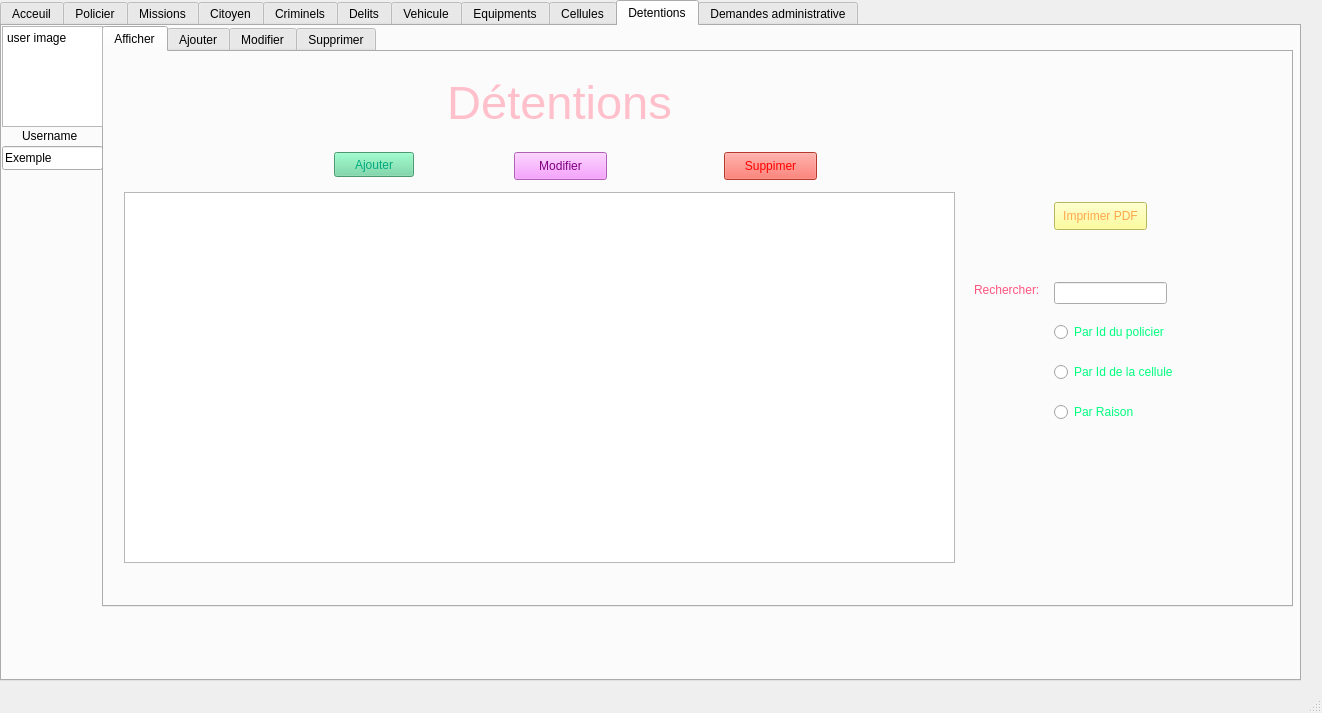
First picture: the form in mainwindow.ui, repository Crystal-Blu/police-station-2A25, before the edit.
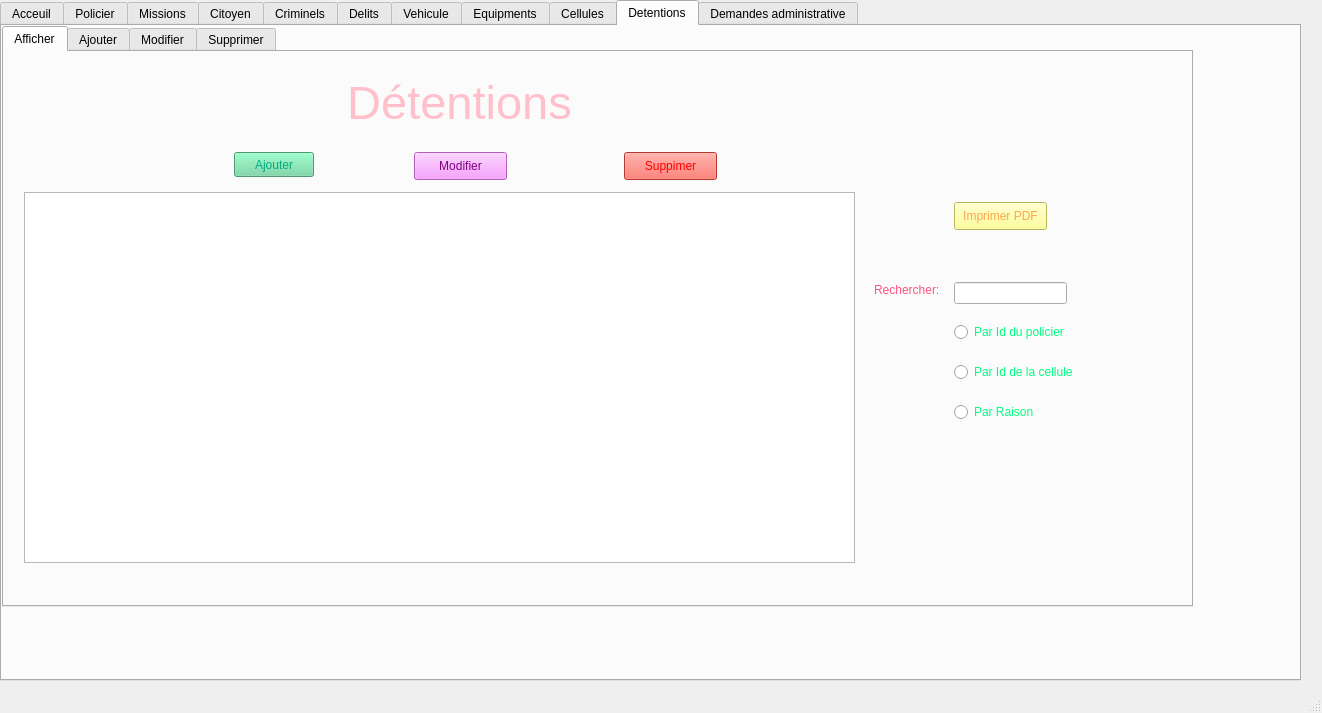
Second picture: the form after the edit. The open tabs and pages were chosen to show the change.

```diff
--- a/mainwindow.ui
+++ b/mainwindow.ui
@@ -790,7 +790,7 @@
      <widget class="QTabWidget" name="tabWidget_4">
       <property name="geometry">
        <rect>
-        <x>100</x>
+        <x>0</x>
         <y>0</y>
         <width>1191</width>
         <height>581</height>
@@ -1497,45 +1497,6 @@
        </widget>
       </widget>
      </widget>
-     <widget class="QPlainTextEdit" name="plainTextEdit_10">
-      <property name="geometry">
-       <rect>
-        <x>0</x>
-        <y>0</y>
-        <width>101</width>
-        <height>101</height>
-       </rect>
-      </property>
-      <property name="plainText">
-       <string>user image</string>
-      </property>
-     </widget>
-     <widget class="QLineEdit" name="lineEdit_43">
-      <property name="geometry">
-       <rect>
-        <x>0</x>
-        <y>120</y>
-        <width>101</width>
-        <height>24</height>
-       </rect>
-      </property>
-      <property name="text">
-       <string>Exemple</string>
-      </property>
-     </widget>
-     <widget class="QLabel" name="label_13">
-      <property name="geometry">
-       <rect>
-        <x>20</x>
-        <y>100</y>
-        <width>61</width>
-        <height>20</height>
-       </rect>
-      </property>
-      <property name="text">
-       <string>Username</string>
-      </property>
-     </widget>
     </widget>
     <widget class="QWidget" name="tab_10">
      <attribute name="title">
```
Left out of the diff: 229 changed lines with no effect on the pictures.
